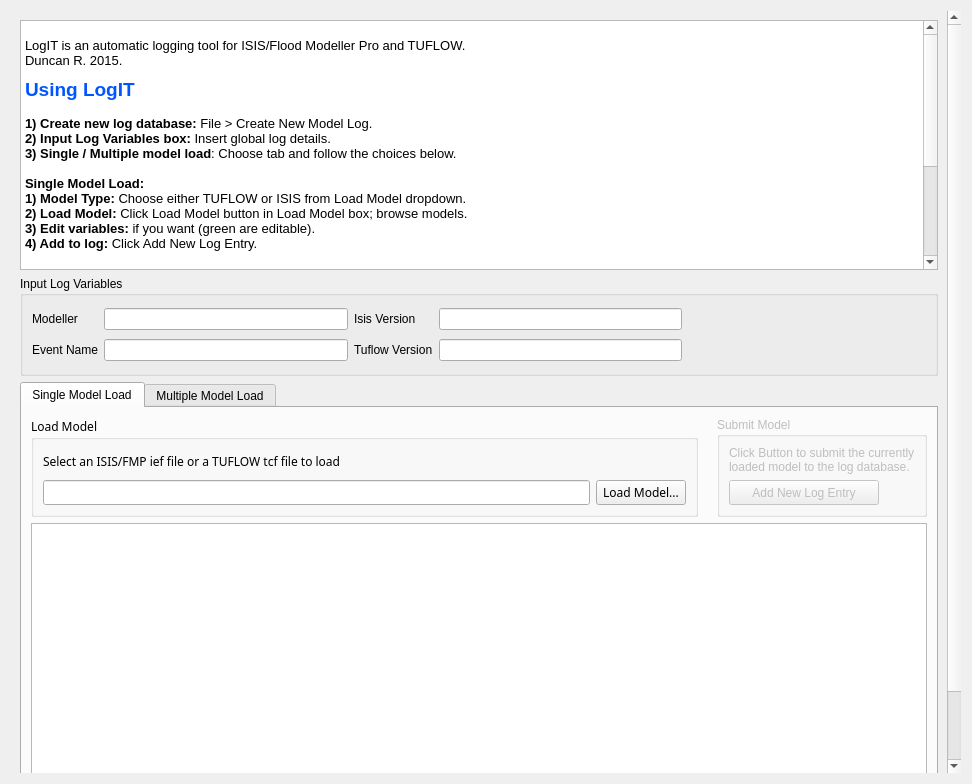
The window that src/logit/newentry/NewEntry_Widget.ui (ErmeviewEnvironmentalLtd/LogIT) describes before a commit, drawn with Qt 5.
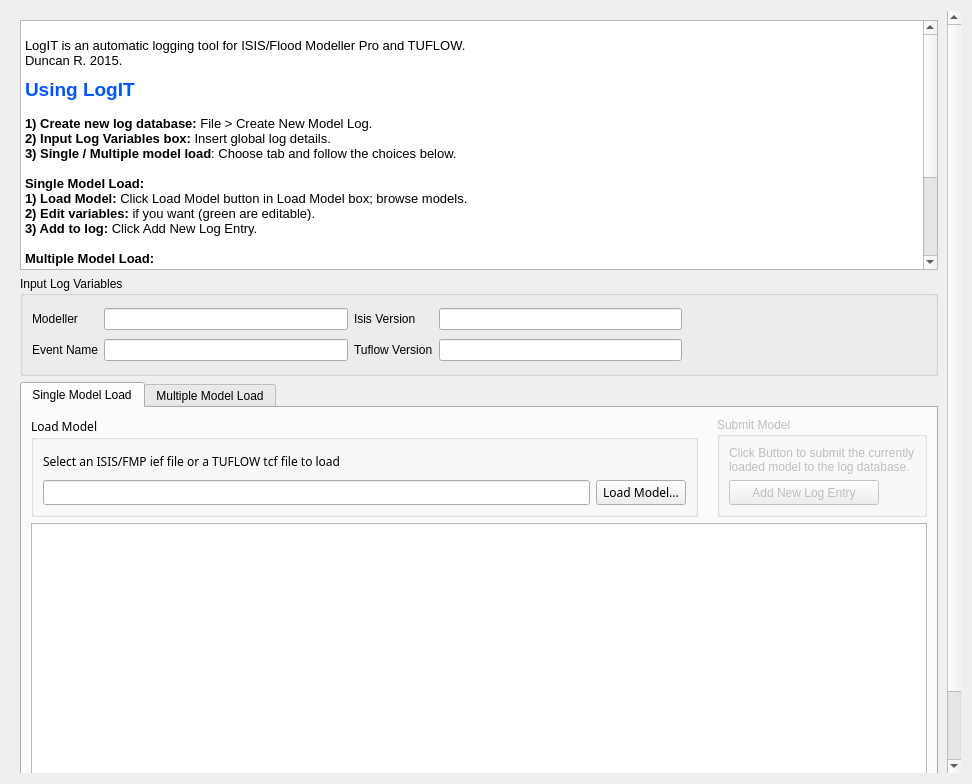
The same window after the commit. Icons and pictures are not drawn.

Commit message:
Updated release notes and help in new entry widget.
Also cleaned up a bit of unused code and removed the temporary
NewEntry_widget2 module and .ui.

What changed in the file:
```diff
--- a/src/logit/newentry/NewEntry_Widget.ui
+++ b/src/logit/newentry/NewEntry_Widget.ui
@@ -76,16 +76,14 @@
 &lt;p style=&quot; margin-top:0px; margin-bottom:0px; margin-left:0px; margin-right:0px; -qt-block-indent:0; text-indent:0px;&quot;&gt;&lt;span style=&quot; font-family:'MS Shell Dlg 2'; font-weight:600;&quot;&gt;3) Single / Multiple model load&lt;/span&gt;&lt;span style=&quot; font-family:'MS Shell Dlg 2';&quot;&gt;: Choose tab and follow the choices below.&lt;/span&gt;&lt;/p&gt;
 &lt;p style=&quot;-qt-paragraph-type:empty; margin-top:0px; margin-bottom:0px; margin-left:0px; margin-right:0px; -qt-block-indent:0; text-indent:0px; font-family:'MS Shell Dlg 2';&quot;&gt;&lt;br /&gt;&lt;/p&gt;
 &lt;p style=&quot; margin-top:0px; margin-bottom:0px; margin-left:0px; margin-right:0px; -qt-block-indent:0; text-indent:0px;&quot;&gt;&lt;span style=&quot; font-family:'MS Shell Dlg 2'; font-weight:600;&quot;&gt;Single Model Load:&lt;/span&gt;&lt;/p&gt;
-&lt;p style=&quot; margin-top:0px; margin-bottom:0px; margin-left:0px; margin-right:0px; -qt-block-indent:0; text-indent:0px;&quot;&gt;&lt;span style=&quot; font-family:'MS Shell Dlg 2'; font-weight:600;&quot;&gt;1) Model Type:&lt;/span&gt;&lt;span style=&quot; font-family:'MS Shell Dlg 2';&quot;&gt; Choose either TUFLOW or ISIS from Load Model dropdown.&lt;/span&gt;&lt;/p&gt;
-&lt;p style=&quot; margin-top:0px; margin-bottom:0px; margin-left:0px; margin-right:0px; -qt-block-indent:0; text-indent:0px;&quot;&gt;&lt;span style=&quot; font-family:'MS Shell Dlg 2'; font-weight:600;&quot;&gt;2) Load Model:&lt;/span&gt;&lt;span style=&quot; font-family:'MS Shell Dlg 2';&quot;&gt; Click Load Model button in Load Model box; browse models.&lt;/span&gt;&lt;/p&gt;
-&lt;p style=&quot; margin-top:0px; margin-bottom:0px; margin-left:0px; margin-right:0px; -qt-block-indent:0; text-indent:0px;&quot;&gt;&lt;span style=&quot; font-family:'MS Shell Dlg 2'; font-weight:600;&quot;&gt;3) Edit variables:&lt;/span&gt;&lt;span style=&quot; font-family:'MS Shell Dlg 2';&quot;&gt; if you want (green are editable).&lt;/span&gt;&lt;/p&gt;
-&lt;p style=&quot; margin-top:0px; margin-bottom:0px; margin-left:0px; margin-right:0px; -qt-block-indent:0; text-indent:0px;&quot;&gt;&lt;span style=&quot; font-family:'MS Shell Dlg 2'; font-weight:600;&quot;&gt;4) Add to log:&lt;/span&gt;&lt;span style=&quot; font-family:'MS Shell Dlg 2';&quot;&gt; Click Add New Log Entry.&lt;/span&gt;&lt;/p&gt;
+&lt;p style=&quot; margin-top:0px; margin-bottom:0px; margin-left:0px; margin-right:0px; -qt-block-indent:0; text-indent:0px;&quot;&gt;&lt;span style=&quot; font-family:'MS Shell Dlg 2'; font-weight:600;&quot;&gt;1) Load Model:&lt;/span&gt;&lt;span style=&quot; font-family:'MS Shell Dlg 2';&quot;&gt; Click Load Model button in Load Model box; browse models.&lt;/span&gt;&lt;/p&gt;
+&lt;p style=&quot; margin-top:0px; margin-bottom:0px; margin-left:0px; margin-right:0px; -qt-block-indent:0; text-indent:0px;&quot;&gt;&lt;span style=&quot; font-family:'MS Shell Dlg 2'; font-weight:600;&quot;&gt;2) Edit variables:&lt;/span&gt;&lt;span style=&quot; font-family:'MS Shell Dlg 2';&quot;&gt; if you want (green are editable).&lt;/span&gt;&lt;/p&gt;
+&lt;p style=&quot; margin-top:0px; margin-bottom:0px; margin-left:0px; margin-right:0px; -qt-block-indent:0; text-indent:0px;&quot;&gt;&lt;span style=&quot; font-family:'MS Shell Dlg 2'; font-weight:600;&quot;&gt;3) Add to log:&lt;/span&gt;&lt;span style=&quot; font-family:'MS Shell Dlg 2';&quot;&gt; Click Add New Log Entry.&lt;/span&gt;&lt;/p&gt;
 &lt;p style=&quot;-qt-paragraph-type:empty; margin-top:0px; margin-bottom:0px; margin-left:0px; margin-right:0px; -qt-block-indent:0; text-indent:0px; font-family:'MS Shell Dlg 2';&quot;&gt;&lt;br /&gt;&lt;/p&gt;
 &lt;p style=&quot; margin-top:0px; margin-bottom:0px; margin-left:0px; margin-right:0px; -qt-block-indent:0; text-indent:0px;&quot;&gt;&lt;span style=&quot; font-family:'MS Shell Dlg 2'; font-weight:600;&quot;&gt;Multiple Model Load:&lt;/span&gt;&lt;/p&gt;
-&lt;p style=&quot; margin-top:0px; margin-bottom:0px; margin-left:0px; margin-right:0px; -qt-block-indent:0; text-indent:0px;&quot;&gt;&lt;span style=&quot; font-family:'MS Shell Dlg 2'; font-weight:600;&quot;&gt;1) Model Type:&lt;/span&gt;&lt;span style=&quot; font-family:'MS Shell Dlg 2';&quot;&gt; Choose either TUFLOW or ISIS from Load Model dropdown.&lt;/span&gt;&lt;/p&gt;
-&lt;p style=&quot; margin-top:0px; margin-bottom:0px; margin-left:0px; margin-right:0px; -qt-block-indent:0; text-indent:0px;&quot;&gt;&lt;span style=&quot; font-family:'MS Shell Dlg 2'; font-weight:600;&quot;&gt;2) Select models:&lt;/span&gt;&lt;span style=&quot; font-family:'MS Shell Dlg 2';&quot;&gt; Click &amp;quot;+&amp;quot; button to add files.&lt;/span&gt;&lt;/p&gt;
+&lt;p style=&quot; margin-top:0px; margin-bottom:0px; margin-left:0px; margin-right:0px; -qt-block-indent:0; text-indent:0px;&quot;&gt;&lt;span style=&quot; font-family:'MS Shell Dlg 2'; font-weight:600;&quot;&gt;1) Select models:&lt;/span&gt;&lt;span style=&quot; font-family:'MS Shell Dlg 2';&quot;&gt; Click &amp;quot;+&amp;quot; button to add files.&lt;/span&gt;&lt;/p&gt;
 &lt;p style=&quot; margin-top:0px; margin-bottom:0px; margin-left:0px; margin-right:0px; -qt-block-indent:0; text-indent:0px;&quot;&gt;&lt;span style=&quot; font-family:'MS Shell Dlg 2';&quot;&gt;	     -&amp;gt; Click &amp;quot;X&amp;quot; to remove files.&lt;/span&gt;&lt;/p&gt;
-&lt;p style=&quot; margin-top:0px; margin-bottom:0px; margin-left:0px; margin-right:0px; -qt-block-indent:0; text-indent:0px;&quot;&gt;&lt;span style=&quot; font-family:'MS Shell Dlg 2'; font-weight:600;&quot;&gt;3) Add models:&lt;/span&gt;&lt;span style=&quot; font-family:'MS Shell Dlg 2';&quot;&gt; Click Add All Log Entries.&lt;/span&gt;&lt;/p&gt;
+&lt;p style=&quot; margin-top:0px; margin-bottom:0px; margin-left:0px; margin-right:0px; -qt-block-indent:0; text-indent:0px;&quot;&gt;&lt;span style=&quot; font-family:'MS Shell Dlg 2'; font-weight:600;&quot;&gt;2) Add models:&lt;/span&gt;&lt;span style=&quot; font-family:'MS Shell Dlg 2';&quot;&gt; Click Add All Log Entries.&lt;/span&gt;&lt;/p&gt;
 &lt;p style=&quot;-qt-paragraph-type:empty; margin-top:0px; margin-bottom:0px; margin-left:0px; margin-right:0px; -qt-block-indent:0; text-indent:0px; font-family:'MS Shell Dlg 2';&quot;&gt;&lt;br /&gt;&lt;/p&gt;
 &lt;p style=&quot; margin-top:0px; margin-bottom:0px; margin-left:0px; margin-right:0px; -qt-block-indent:0; text-indent:0px;&quot;&gt;&lt;span style=&quot; font-family:'MS Shell Dlg 2'; font-weight:600;&quot;&gt;View Log:&lt;/span&gt;&lt;span style=&quot; font-family:'MS Shell Dlg 2';&quot;&gt; Click View Log tab&lt;/span&gt;&lt;/p&gt;
 &lt;p style=&quot; margin-top:0px; margin-bottom:0px; margin-left:0px; margin-right:0px; -qt-block-indent:0; text-indent:0px;&quot;&gt;&lt;span style=&quot; font-family:'MS Shell Dlg 2'; font-weight:600;&quot;&gt;Edit Log:&lt;/span&gt;&lt;span style=&quot; font-family:'MS Shell Dlg 2';&quot;&gt; Right-click rows in log.&lt;/span&gt;&lt;/p&gt;
```
The commit also changes 7 other files.
